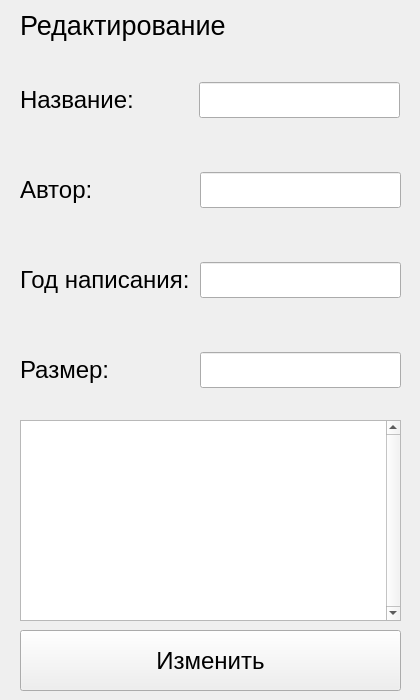
Above: UIs/VerseEditForm.ui from Krahjotdaan/LearningPoem before the change. Below: the same form after it.
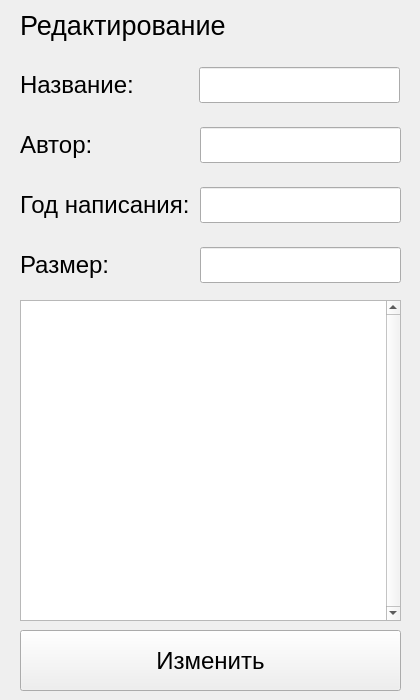
That is the form after the change.

Commit message: Style: refreshed CreationForm, EditForm and OpenForm

```diff
--- a/UIs/VerseEditForm.ui
+++ b/UIs/VerseEditForm.ui
@@ -20,7 +20,7 @@
       <x>20</x>
       <y>60</y>
       <width>171</width>
-      <height>80</height>
+      <height>51</height>
      </rect>
     </property>
     <layout class="QVBoxLayout" name="verticalLayout">
@@ -39,7 +39,7 @@
       <x>199</x>
       <y>60</y>
       <width>201</width>
-      <height>80</height>
+      <height>51</height>
      </rect>
     </property>
     <layout class="QVBoxLayout" name="verticalLayout_2">
@@ -58,9 +58,9 @@
     <property name="geometry">
      <rect>
       <x>20</x>
-      <y>150</y>
+      <y>120</y>
       <width>171</width>
-      <height>80</height>
+      <height>51</height>
      </rect>
     </property>
     <layout class="QVBoxLayout" name="verticalLayout_3">
@@ -77,9 +77,9 @@
     <property name="geometry">
      <rect>
       <x>200</x>
-      <y>150</y>
+      <y>120</y>
       <width>201</width>
-      <height>80</height>
+      <height>51</height>
      </rect>
     </property>
     <layout class="QVBoxLayout" name="verticalLayout_4">
@@ -98,9 +98,9 @@
     <property name="geometry">
      <rect>
       <x>20</x>
-      <y>240</y>
-      <width>172</width>
-      <height>80</height>
+      <y>180</y>
+      <width>176</width>
+      <height>51</height>
      </rect>
     </property>
     <layout class="QVBoxLayout" name="verticalLayout_5">
@@ -117,9 +117,9 @@
     <property name="geometry">
      <rect>
       <x>200</x>
-      <y>240</y>
+      <y>180</y>
       <width>201</width>
-      <height>80</height>
+      <height>51</height>
      </rect>
     </property>
     <layout class="QVBoxLayout" name="verticalLayout_6">
@@ -138,14 +138,19 @@
     <property name="geometry">
      <rect>
       <x>20</x>
-      <y>420</y>
+      <y>300</y>
       <width>381</width>
-      <height>201</height>
+      <height>321</height>
      </rect>
     </property>
     <layout class="QVBoxLayout" name="verticalLayout_7">
      <item>
       <widget class="QTextEdit" name="verse_text">
+       <property name="font">
+        <font>
+         <pointsize>16</pointsize>
+        </font>
+       </property>
        <property name="verticalScrollBarPolicy">
         <enum>Qt::ScrollBarAlwaysOn</enum>
        </property>
@@ -157,9 +162,9 @@
     <property name="geometry">
      <rect>
       <x>200</x>
-      <y>330</y>
+      <y>240</y>
       <width>201</width>
-      <height>80</height>
+      <height>51</height>
      </rect>
     </property>
     <layout class="QVBoxLayout" name="verticalLayout_10">
@@ -178,9 +183,9 @@
     <property name="geometry">
      <rect>
       <x>20</x>
-      <y>330</y>
+      <y>240</y>
       <width>171</width>
-      <height>80</height>
+      <height>51</height>
      </rect>
     </property>
     <layout class="QVBoxLayout" name="verticalLayout_11">
```
The commit also changes 2 other files.
